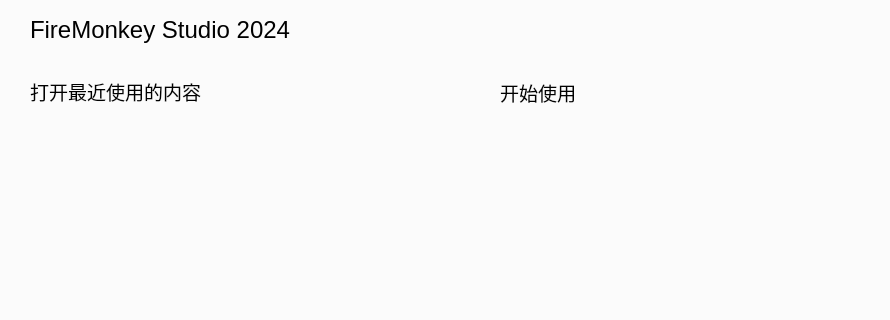
This is IDE/Window/Form_New.ui in chineselixi/FireMonkeyStudio as Qt 5 draws it before an edit; both pictures show x 0 to 890 and y 0 to 320 of the 890 by 600 pixel window. The edited form follows.
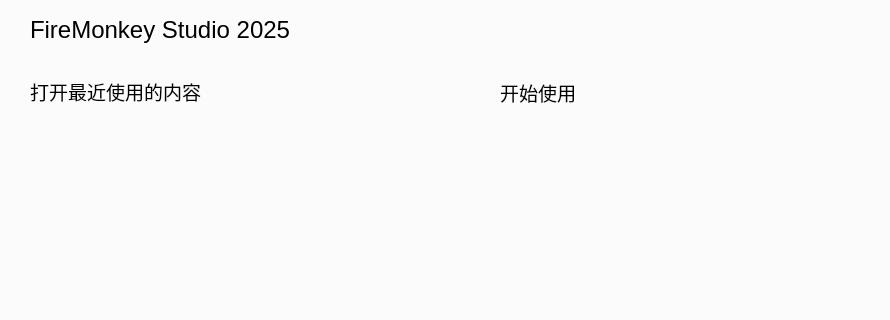
This is the edited form. Icons and pictures are not drawn. Custom widgets are drawn as their Qt base class.

```diff
--- a/IDE/Window/Form_New.ui
+++ b/IDE/Window/Form_New.ui
@@ -146,7 +146,7 @@
             </font>
            </property>
            <property name="text">
-            <string>FireMonkey Studio 2024</string>
+            <string>FireMonkey Studio 2025</string>
            </property>
           </widget>
          </item>
```
